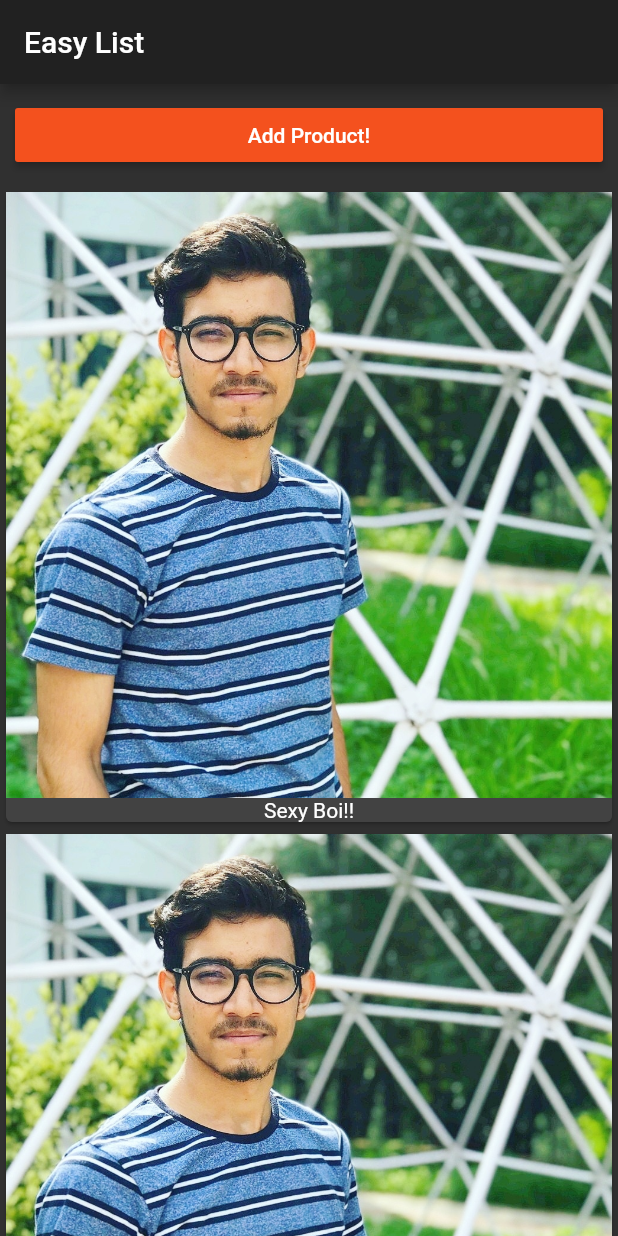
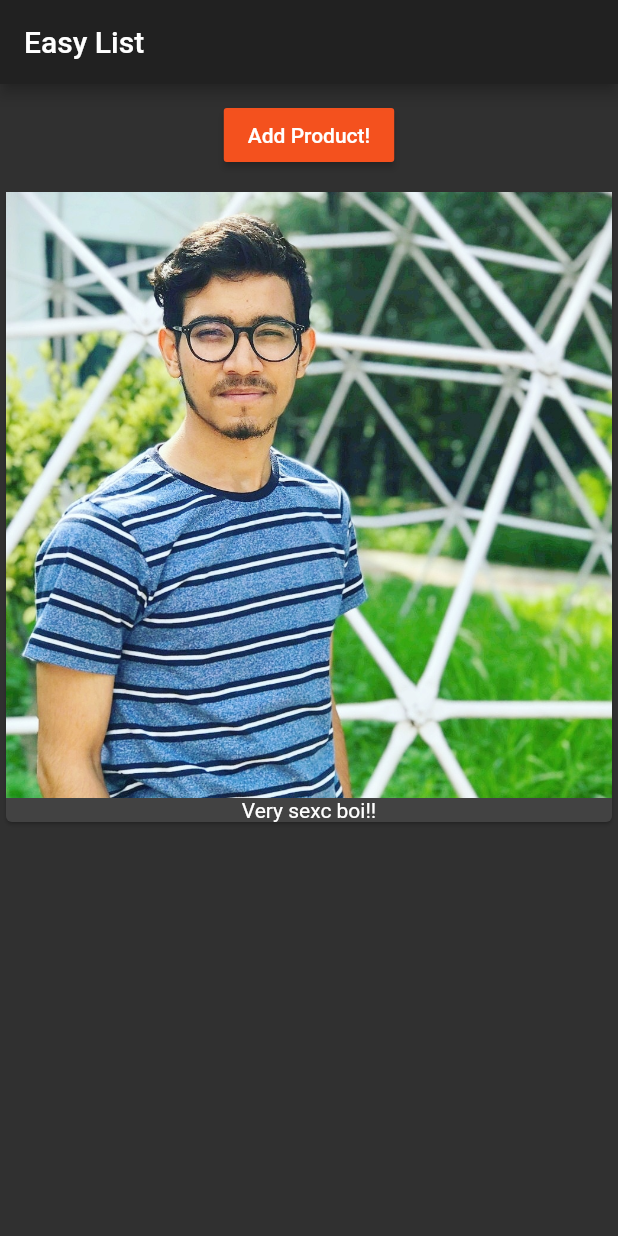
Before and after one commit to rohit645/Food_buzz, a Flutter app: the screen it shows after launch, after a tap on "Add Product!", on a phone screen of 412 x 824 dp. Run offline on Flutter 3.47's test engine with Material 2 defaults, Android fonts, the phone set to English and light mode, and no system bars.

Commit message:
added Home Page

```diff
--- a/lib/main.dart
+++ b/lib/main.dart
@@ -1,5 +1,6 @@
 import 'package:flutter/material.dart';
-import './productmanager.dart';
+import 'pages/home.dart';
+
 
 void main() => runApp(MyApp());
 
@@ -21,11 +22,6 @@ class _MyAppState extends State<MyApp> {
         primarySwatch: Colors.deepOrange,
         accentColor: Colors.blueGrey,
       ),
-      home: Scaffold(
-          appBar: AppBar(
-            title: Text('Easy List'),
-          ),
-          body: ProductManager('Sexy Boi!!'),
-    ),);
+      home: HomePage());
   }
 }
--- /dev/null
+++ b/lib/pages/home.dart
@@ -0,0 +1,15 @@
+import 'package:flutter/material.dart';
+import '../productmanager.dart';
+
+
+class HomePage extends StatelessWidget {
+  @override
+  Widget build(BuildContext context) {
+    return Scaffold(
+          appBar: AppBar(
+            title: Text('Easy List'),
+          ),
+          body: ProductManager(), // now making named arguments
+    );
+  }
+}
--- /dev/null
+++ b/lib/product_control.dart
@@ -0,0 +1,16 @@
+import 'package:flutter/material.dart';
+
+class ProductControl extends StatelessWidget {
+  final Function addProduct;
+  ProductControl(this.addProduct);
+
+  @override
+  Widget build(BuildContext context) {
+    return RaisedButton(
+            onPressed: () {
+              addProduct('Very sexc boi!!');
+            },
+            child: Text('Add Product!'),
+          );
+  }
+}
--- a/lib/productmanager.dart
+++ b/lib/productmanager.dart
@@ -1,10 +1,10 @@
 import 'package:flutter/material.dart';
 import './products.dart';
+import './product_control.dart';
 
 class ProductManager extends StatefulWidget {
-
   String startingProduct;
-  ProductManager(this.startingProduct);
+  ProductManager({this.startingProduct});
 
   @override
   State<StatefulWidget> createState() {
@@ -17,27 +17,30 @@ class _ProductManagerState extends State<ProductManager> {
 
   @override
   void initState() {
-    _products.add(widget.startingProduct);
+    if (widget.startingProduct != null) {
+      _products.add(widget.startingProduct);
+    }
     super.initState();
+  }
+
+  void _addProduct(String product) {
+    setState(() {
+      _products.add(product);
+    });
   }
 
   @override
   Widget build(BuildContext context) {
     print(_products);
-    return ListView(
+    return Column(
       children: [
         Container(
           margin: EdgeInsets.all(10.0),
-          child: RaisedButton(
-            onPressed: () {
-              setState(() {
-                _products.add('Very Sexy boi!!');
-              });
-            },
-            child: Text('Add Product!'),
-          ),
+          child: ProductControl(_addProduct),
         ),
-        Products(_products),
+        Expanded(
+          child: Products(_products),
+        ),
       ],
     );
   }
--- a/lib/products.dart
+++ b/lib/products.dart
@@ -1,24 +1,30 @@
 import 'package:flutter/material.dart';
 
 class Products extends StatelessWidget {
-  final List <String> products;
+  final List<String> products;
 
   Products(this.products);
 
+  Widget _buildProductItem(BuildContext context, int index) {
+    return Card(
+      child: Column(
+        children: <Widget>[
+          Image.asset('assets/rohit.jpg'),
+          Text(products[index]),
+        ],
+      ),
+    );
+  }
+
   @override
   Widget build(BuildContext context) {
-
-    return Column(
-                children: products
-                    .map((element) => Card(
-                          child: Column(
-                            children: <Widget>[
-                              Image.asset('assets/rohit.jpg'),
-                              Text(element),
-                            ],
-                          ),
-                        ))
-                    .toList(),
-              );
+    Widget ProductCard = Center(child: Text('No Items yet!!'),);
+    if (products.length > 0) {
+      ProductCard = ListView.builder(
+      itemBuilder: _buildProductItem,
+      itemCount: products.length,
+    );
+    }
+    return ProductCard;
   }
 }
```
